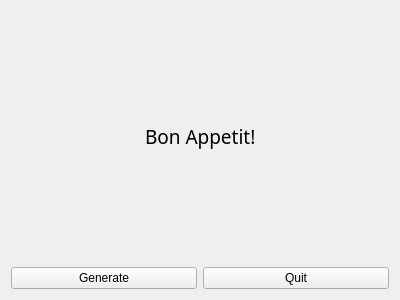
The window that heck yeah.ui (Archangel4148/SimonRecipeCatalog) describes before a commit, drawn with Qt 5.
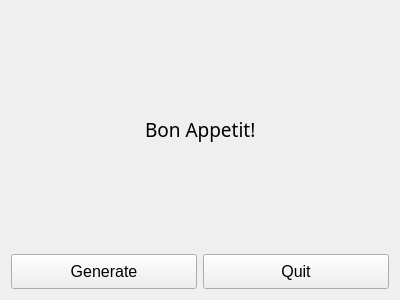
The same window after the commit.

Patch:
```diff
--- a/heck yeah.ui
+++ b/heck yeah.ui
@@ -92,6 +92,17 @@
     <layout class="QHBoxLayout" name="horizontalLayout_2">
      <item>
       <widget class="QPushButton" name="generate_button">
+       <property name="minimumSize">
+        <size>
+         <width>0</width>
+         <height>35</height>
+        </size>
+       </property>
+       <property name="font">
+        <font>
+         <pointsize>12</pointsize>
+        </font>
+       </property>
        <property name="text">
         <string>Generate</string>
        </property>
@@ -99,6 +110,26 @@
      </item>
      <item>
       <widget class="QPushButton" name="quit_button">
+       <property name="enabled">
+        <bool>true</bool>
+       </property>
+       <property name="sizePolicy">
+        <sizepolicy hsizetype="Minimum" vsizetype="Fixed">
+         <horstretch>0</horstretch>
+         <verstretch>0</verstretch>
+        </sizepolicy>
+       </property>
+       <property name="minimumSize">
+        <size>
+         <width>0</width>
+         <height>35</height>
+        </size>
+       </property>
+       <property name="font">
+        <font>
+         <pointsize>12</pointsize>
+        </font>
+       </property>
        <property name="text">
         <string>Quit</string>
        </property>
```
Left out of the diff: 2 changed lines with no effect on the pictures.
